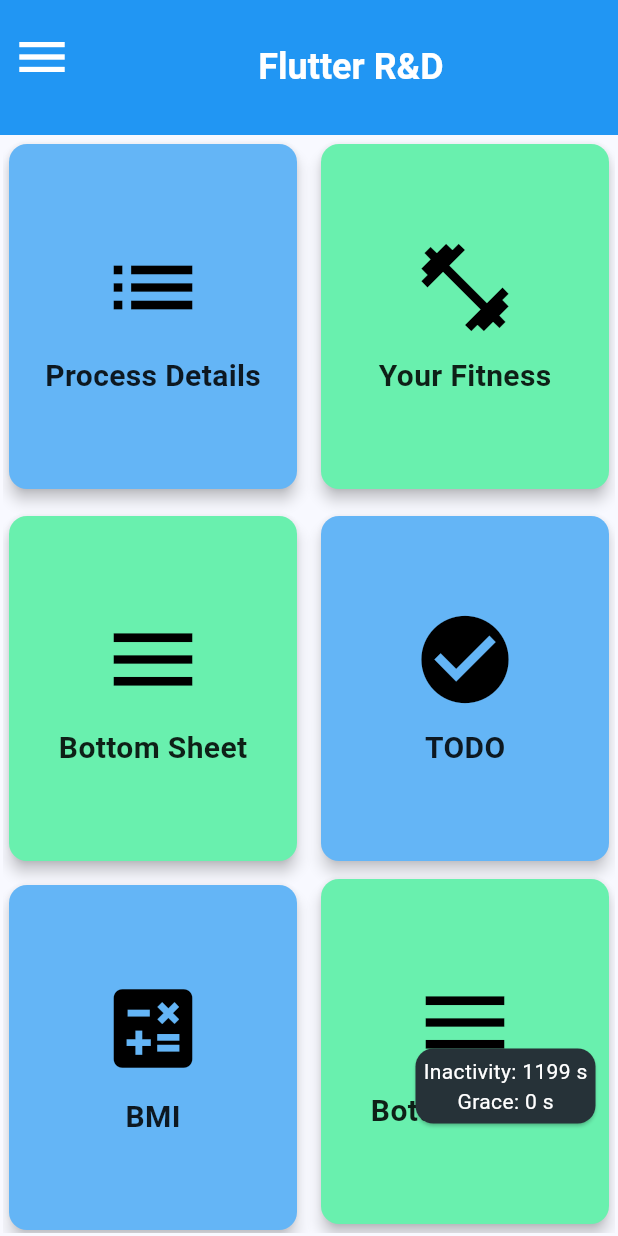
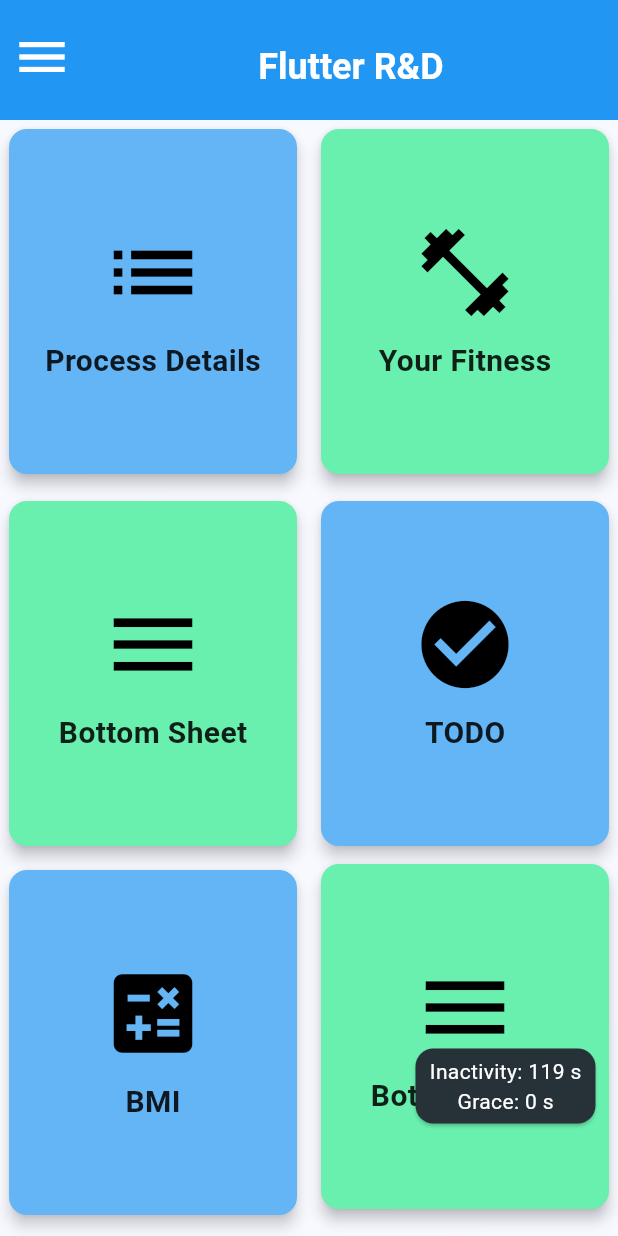
Before and after one commit to MasumBillah00/Flutter_RnD, a Flutter app: the Landing_Page screen opened directly with empty values, on a phone screen of 412 x 824 dp. Run offline on Flutter 3.47's test engine with Material 2 defaults, Android fonts, the phone set to English and light mode, and no system bars; our stand-ins replace bloc, device_info_plus, equatable, fl_chart, flutter_bloc, font_awesome_flutter and 5 more; missing offline and left inert: android_intent_plus; accounts and stored records are empty.

Commit message:
Task Complete

```diff
--- a/lib/inactivitytimer.dart
+++ b/lib/inactivitytimer.dart
@@ -16,7 +16,7 @@ class InactivityListener extends StatefulWidget {
     required this.child,
     required this.inactivityTimerNotifier,
     required this.graceTimerNotifier,
-    this.timeoutDuration = const Duration(seconds: 1200),
+    this.timeoutDuration = const Duration(seconds: 120),
     this.gracePeriodDuration = const Duration(seconds: 60),
   });
   @override
--- a/lib/landing_page.dart
+++ b/lib/landing_page.dart
@@ -50,7 +50,7 @@ class _Landing_PageState extends State<Landing_Page> {
               Scaffold(
                 key: _scaffoldKey,
                 appBar: PreferredSize(
-                  preferredSize: const Size.fromHeight(90), // Increase the AppBar height
+                  preferredSize: const Size.fromHeight(80), // Increase the AppBar height
                   child: Padding(
                     padding: const EdgeInsets.only(left: 0.0, right: 0.0),
                     child: ClipRRect(
@@ -68,9 +68,7 @@ class _Landing_PageState extends State<Landing_Page> {
                               style: TextStyle(
                                 fontSize: 24, // Adjust font size if needed
                               ),
-
                             ),
-
                           ),
                         ),
                         flexibleSpace: Container(
```
